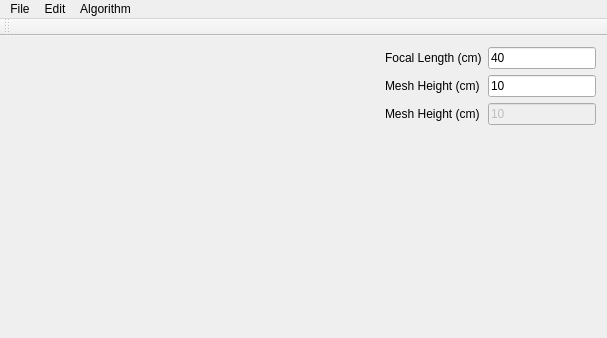
cboillet/Caustic-Design, file Target_Surface/mainwindow.ui: the form before one commit.
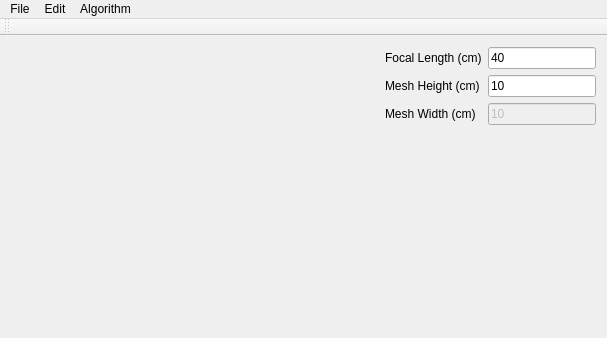
The form after the commit. Custom widgets are drawn as their Qt base class.

Commit message: Scaling of Mesh implemented (buggy)

Patch:
```diff
--- a/Target_Surface/mainwindow.ui
+++ b/Target_Surface/mainwindow.ui
@@ -67,7 +67,7 @@
         <item row="2" column="0">
          <widget class="QLabel" name="label_3">
           <property name="text">
-           <string>Mesh Height (cm)</string>
+           <string>Mesh Width (cm)</string>
           </property>
          </widget>
         </item>
```
Left out of the diff: 2 changed lines with no effect on the pictures. The commit also changes 5 other files.
